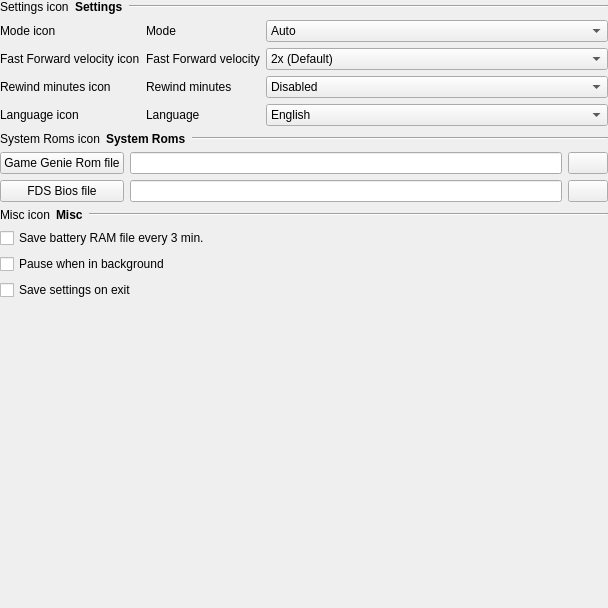
Above: src/gui/designer/wdgSettingsGeneral.ui from punesemu/puNES before the change. Below: the same form after it.
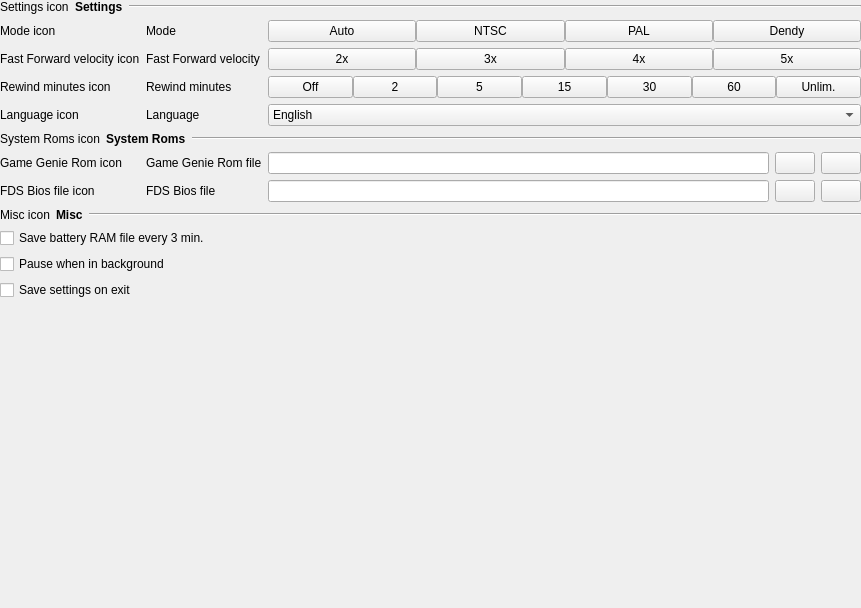
That is the form after the change. Icons and pictures are not drawn.

Commit message: Rearrange general settings and updated some icons.

```diff
--- a/src/gui/designer/wdgSettingsGeneral.ui
+++ b/src/gui/designer/wdgSettingsGeneral.ui
@@ -6,7 +6,7 @@
    <rect>
     <x>0</x>
     <y>0</y>
-    <width>608</width>
+    <width>861</width>
     <height>608</height>
    </rect>
   </property>
@@ -31,6 +31,13 @@
    </property>
    <item>
     <layout class="QGridLayout" name="gridLayout_General">
+     <item row="1" column="1">
+      <widget class="QLabel" name="label_Mode">
+       <property name="text">
+        <string>Mode</string>
+       </property>
+      </widget>
+     </item>
      <item row="5" column="0" colspan="3">
       <layout class="QHBoxLayout" name="horizontalLayout_System_Roms">
        <item>
@@ -68,6 +75,241 @@
        </item>
       </layout>
      </item>
+     <item row="4" column="0">
+      <widget class="QLabel" name="icon_Language">
+       <property name="text">
+        <string notr="true">Language icon</string>
+       </property>
+      </widget>
+     </item>
+     <item row="3" column="2">
+      <widget class="QWidget" name="widget_Rewind_minutes" native="true">
+       <layout class="QHBoxLayout" name="horizontalLayout_Rewind_minutes">
+        <property name="spacing">
+         <number>0</number>
+        </property>
+        <property name="leftMargin">
+         <number>0</number>
+        </property>
+        <property name="topMargin">
+         <number>0</number>
+        </property>
+        <property name="rightMargin">
+         <number>0</number>
+        </property>
+        <property name="bottomMargin">
+         <number>0</number>
+        </property>
+        <item>
+         <widget class="QPushButton" name="pushButton_Rwn_off">
+          <property name="text">
+           <string>Off</string>
+          </property>
+          <property name="checkable">
+           <bool>true</bool>
+          </property>
+         </widget>
+        </item>
+        <item>
+         <widget class="QPushButton" name="pushButton_Rwn_2">
+          <property name="text">
+           <string>2</string>
+          </property>
+          <property name="checkable">
+           <bool>true</bool>
+          </property>
+         </widget>
+        </item>
+        <item>
+         <widget class="QPushButton" name="pushButton_Rwn_5">
+          <property name="text">
+           <string>5</string>
+          </property>
+          <property name="checkable">
+           <bool>true</bool>
+          </property>
+         </widget>
+        </item>
+        <item>
+         <widget class="QPushButton" name="pushButton_Rwn_15">
+          <property name="text">
+           <string>15</string>
+          </property>
+          <property name="checkable">
+           <bool>true</bool>
+          </property>
+         </widget>
+        </item>
+        <item>
+         <widget class="QPushButton" name="pushButton_Rwn_30">
+          <property name="text">
+           <string>30</string>
+          </property>
+          <property name="checkable">
+           <bool>true</bool>
+          </property>
+         </widget>
+        </item>
+        <item>
+         <widget class="QPushButton" name="pushButton_Rwn_60">
+          <property name="text">
+           <string>60</string>
+          </property>
+          <property name="checkable">
+           <bool>true</bool>
+          </property>
+         </widget>
+        </item>
+        <item>
+         <widget class="QPushButton" name="pushButton_Rwn_unlimited">
+          <property name="text">
+           <string>Unlim.</string>
+          </property>
+          <property name="checkable">
+           <bool>true</bool>
+          </property>
+         </widget>
+        </item>
+       </layout>
+      </widget>
+     </item>
+     <item row="9" column="0" colspan="3">
+      <widget class="QCheckBox" name="checkBox_Save_battery_every_tot">
+       <property name="text">
+        <string>Save battery RAM file every 3 min.</string>
+       </property>
+      </widget>
+     </item>
+     <item row="1" column="0">
+      <widget class="QLabel" name="icon_Mode">
+       <property name="text">
+        <string notr="true">Mode icon</string>
+       </property>
+      </widget>
+     </item>
+     <item row="3" column="1">
+      <widget class="QLabel" name="label_Rewind_minutes">
+       <property name="text">
+        <string>Rewind minutes</string>
+       </property>
+      </widget>
+     </item>
+     <item row="10" column="0" colspan="3">
+      <widget class="QCheckBox" name="checkBox_Pause_when_in_background">
+       <property name="text">
+        <string>Pause when in background</string>
+       </property>
+      </widget>
+     </item>
+     <item row="12" column="0" colspan="3">
+      <spacer name="verticalSpacer_page_General">
+       <property name="orientation">
+        <enum>Qt::Vertical</enum>
+       </property>
+       <property name="sizeHint" stdset="0">
+        <size>
+         <width>20</width>
+         <height>42</height>
+        </size>
+       </property>
+      </spacer>
+     </item>
+     <item row="2" column="0">
+      <widget class="QLabel" name="icon_Fast_Forward_velocity">
+       <property name="text">
+        <string notr="true">Fast Forward velocity icon</string>
+       </property>
+      </widget>
+     </item>
+     <item row="1" column="2">
+      <widget class="QWidget" name="widget_Mode" native="true">
+       <layout class="QHBoxLayout" name="horizontalLayout_Mode">
+        <property name="spacing">
+         <number>0</number>
+        </property>
+        <property name="leftMargin">
+         <number>0</number>
+        </property>
+        <property name="topMargin">
+         <number>0</number>
+        </property>
+        <property name="rightMargin">
+         <number>0</number>
+        </property>
+        <property name="bottomMargin">
+         <number>0</number>
+        </property>
+        <item>
+         <widget class="QPushButton" name="pushButton_Mode_Auto">
+          <property name="text">
+           <string>Auto</string>
+          </property>
+          <property name="checkable">
+           <bool>true</bool>
+          </property>
+         </widget>
+        </item>
+        <item>
+         <widget class="QPushButton" name="pushButton_Mode_NTSC">
+          <property name="text">
+           <string>NTSC</string>
+          </property>
+          <property name="checkable">
+           <bool>true</bool>
+          </property>
+         </widget>
+        </item>
+        <item>
+         <widget class="QPushButton" name="pushButton_Mode_PAL">
+          <property name="text">
+           <string>PAL</string>
+          </property>
+          <property name="checkable">
+           <bool>true</bool>
+          </property>
+         </widget>
+        </item>
+        <item>
+         <widget class="QPushButton" name="pushButton_Mode_Dendy">
+          <property name="text">
+           <string>Dendy</string>
+          </property>
+          <property name="checkable">
+           <bool>true</bool>
+          </property>
+         </widget>
+        </item>
+       </layout>
+      </widget>
+     </item>
+     <item row="4" column="1">
+      <widget class="QLabel" name="label_Language">
+       <property name="text">
+        <string>Language</string>
+       </property>
+      </widget>
+     </item>
+     <item row="3" column="0">
+      <widget class="QLabel" name="icon_Rewind_minutes">
+       <property name="text">
+        <string notr="true">Rewind minutes icon</string>
+       </property>
+      </widget>
+     </item>
+     <item row="2" column="1">
+      <widget class="QLabel" name="label_Fast_Forward_velocity">
+       <property name="text">
+        <string>Fast Forward velocity</string>
+       </property>
+      </widget>
+     </item>
+     <item row="6" column="0">
+      <widget class="QLabel" name="icon_Game_Genie_rom_file">
+       <property name="text">
+        <string notr="true">Game Genie Rom icon</string>
+       </property>
+      </widget>
+     </item>
      <item row="4" column="2">
       <widget class="QComboBox" name="comboBox_Language">
        <property name="sizePolicy">
@@ -141,34 +383,22 @@
        </item>
       </widget>
      </item>
-     <item row="6" column="0" colspan="3">
-      <layout class="QGridLayout" name="gridLayout">
-       <item row="0" column="1">
-        <layout class="QHBoxLayout" name="horizontalLayout_Game_Genie_rom_file">
-         <item>
-          <widget class="QLineEdit" name="lineEdit_Game_Genie_rom_file">
-           <property name="focusPolicy">
-            <enum>Qt::NoFocus</enum>
-           </property>
-           <property name="readOnly">
-            <bool>true</bool>
-           </property>
-          </widget>
-         </item>
-         <item>
-          <widget class="QPushButton" name="pushButton_Game_Genie_rom_file_clear">
-           <property name="icon">
-            <iconset resource="resources.qrc">
-             <normaloff>:/icon/icons/trash.svg</normaloff>:/icon/icons/trash.svg</iconset>
-           </property>
-          </widget>
-         </item>
-        </layout>
+     <item row="6" column="2">
+      <layout class="QHBoxLayout" name="horizontalLayout_Game_Genie_rom_file">
+       <item>
+        <widget class="QLineEdit" name="lineEdit_Game_Genie_rom_file">
+         <property name="focusPolicy">
+          <enum>Qt::NoFocus</enum>
+         </property>
+         <property name="readOnly">
+          <bool>true</bool>
+         </property>
+        </widget>
        </item>
-       <item row="0" column="0">
+       <item>
         <widget class="QPushButton" name="pushButton_Game_Genie_rom_file">
          <property name="text">
-          <string>Game Genie Rom file</string>
+          <string notr="true"/>
          </property>
          <property name="icon">
           <iconset resource="resources.qrc">
@@ -176,133 +406,27 @@
          </property>
         </widget>
        </item>
-       <item row="1" column="0">
-        <widget class="QPushButton" name="pushButton_FDS_Bios">
-         <property name="text">
-          <string>FDS Bios file</string>
-         </property>
+       <item>
+        <widget class="QPushButton" name="pushButton_Game_Genie_rom_file_clear">
          <property name="icon">
           <iconset resource="resources.qrc">
-           <normaloff>:/icon/icons/load.svg</normaloff>:/icon/icons/load.svg</iconset>
+           <normaloff>:/icon/icons/trash.svg</normaloff>:/icon/icons/trash.svg</iconset>
          </property>
         </widget>
        </item>
-       <item row="1" column="1">
-        <layout class="QHBoxLayout" name="horizontalLayout_FDS_Bios">
-         <item>
-          <widget class="QLineEdit" name="lineEdit_FDS_Bios">
-           <property name="focusPolicy">
-            <enum>Qt::NoFocus</enum>
-           </property>
-           <property name="readOnly">
-            <bool>true</bool>
-           </property>
-          </widget>
-         </item>
-         <item>
-          <widget class="QPushButton" name="pushButton_FDS_Bios_clear">
-           <property name="icon">
-            <iconset resource="resources.qrc">
-             <normaloff>:/icon/icons/trash.svg</normaloff>:/icon/icons/trash.svg</iconset>
-           </property>
-          </widget>
-         </item>
-        </layout>
-       </item>
       </layout>
      </item>
-     <item row="1" column="1">
-      <widget class="QLabel" name="label_Mode">
+     <item row="11" column="0" colspan="3">
+      <widget class="QCheckBox" name="checkBox_Save_settings_on_exit">
        <property name="text">
-        <string>Mode</string>
+        <string>Save settings on exit</string>
        </property>
       </widget>
      </item>
-     <item row="2" column="2">
-      <widget class="QComboBox" name="comboBox_Fast_Forward_velocity">
-       <property name="sizePolicy">
-        <sizepolicy hsizetype="Expanding" vsizetype="Fixed">
-         <horstretch>0</horstretch>
-         <verstretch>0</verstretch>
-        </sizepolicy>
-       </property>
-       <item>
-        <property name="text">
-         <string>2x (Default)</string>
-        </property>
-       </item>
-       <item>
-        <property name="text">
-         <string>3x</string>
-        </property>
-       </item>
-       <item>
-        <property name="text">
-         <string>4x</string>
-        </property>
-       </item>
-       <item>
-        <property name="text">
-         <string>5x</string>
-        </property>
-       </item>
-      </widget>
-     </item>
-     <item row="7" column="0" colspan="3">
-      <layout class="QHBoxLayout" name="horizontalLayout_General_misc">
-       <item>
-        <widget class="QLabel" name="icon_General_misc">
-         <property name="text">
-          <string notr="true">Misc icon</string>
-         </property>
-        </widget>
-       </item>
-       <item>
-        <widget class="QLabel" name="label_General_misc">
-         <property name="font">
-          <font>
-           <weight>75</weight>
-           <bold>true</bold>
-          </font>
-         </property>
-         <property name="text">
-          <string>Misc</string>
-         </property>
-        </widget>
-       </item>
-       <item>
-        <widget class="Line" name="line_General_misc">
-         <property name="sizePolicy">
-          <sizepolicy hsizetype="Expanding" vsizetype="Fixed">
-           <horstretch>0</horstretch>
-           <verstretch>0</verstretch>
-          </sizepolicy>
-         </property>
-         <property name="orientation">
-          <enum>Qt::Horizontal</enum>
-         </property>
-        </widget>
-       </item>
-      </layout>
-     </item>
-     <item row="9" column="0" colspan="3">
-      <widget class="QCheckBox" name="checkBox_Pause_when_in_background">
+     <item row="6" column="1">
+      <widget class="QLabel" name="label_Game_Genie_rom_file">
        <property name="text">
-        <string>Pause when in background</string>
-       </property>
-      </widget>
-     </item>
-     <item row="1" column="0">
-      <widget class="QLabel" name="icon_Mode">
-       <property name="text">
-        <string notr="true">Mode icon</string>
-       </property>
-      </widget>
-     </item>
-     <item row="4" column="0">
-      <widget class="QLabel" name="icon_Language">
-       <property name="text">
-        <string notr="true">Language icon</string>
+        <string>Game Genie Rom file</string>
        </property>
       </widget>
      </item>
@@ -343,142 +467,150 @@
        </item>
       </layout>
      </item>
-     <item row="1" column="2">
-      <widget class="QComboBox" name="comboBox_Mode">
-       <property name="sizePolicy">
-        <sizepolicy hsizetype="Expanding" vsizetype="Fixed">
-         <horstretch>0</horstretch>
-         <verstretch>0</verstretch>
-        </sizepolicy>
-       </property>
-       <item>
-        <property name="text">
-         <string>Auto</string>
-        </property>
-       </item>
-       <item>
-        <property name="text">
-         <string>NTSC</string>
-        </property>
-       </item>
-       <item>
-        <property name="text">
-         <string>PAL</string>
-        </property>
-       </item>
-       <item>
-        <property name="text">
-         <string>Dendy</string>
-        </property>
-       </item>
-      </widget>
-     </item>
-     <item row="10" column="0" colspan="3">
-      <widget class="QCheckBox" name="checkBox_Save_settings_on_exit">
-       <property name="text">
-        <string>Save settings on exit</string>
-       </property>
-      </widget>
-     </item>
-     <item row="4" column="1">
-      <widget class="QLabel" name="label_Language">
-       <property name="text">
-        <string>Language</string>
-       </property>
-      </widget>
-     </item>
-     <item row="11" column="0" colspan="3">
-      <spacer name="verticalSpacer_page_General">
-       <property name="orientation">
-        <enum>Qt::Vertical</enum>
-       </property>
-       <property name="sizeHint" stdset="0">
-        <size>
-         <width>20</width>
-         <height>42</height>
-        </size>
-       </property>
-      </spacer>
-     </item>
-     <item row="2" column="1">
-      <widget class="QLabel" name="label_Fast_Forward_velocity">
-       <property name="text">
-        <string>Fast Forward velocity</string>
-       </property>
-      </widget>
-     </item>
      <item row="8" column="0" colspan="3">
-      <widget class="QCheckBox" name="checkBox_Save_battery_every_tot">
-       <property name="text">
-        <string>Save battery RAM file every 3 min.</string>
-       </property>
-      </widget>
+      <layout class="QHBoxLayout" name="horizontalLayout_General_misc">
+       <item>
+        <widget class="QLabel" name="icon_General_misc">
+         <property name="text">
+          <string notr="true">Misc icon</string>
+         </property>
+        </widget>
+       </item>
+       <item>
+        <widget class="QLabel" name="label_General_misc">
+         <property name="font">
+          <font>
+           <weight>75</weight>
+           <bold>true</bold>
+          </font>
+         </property>
+         <property name="text">
+          <string>Misc</string>
+         </property>
+        </widget>
+       </item>
+       <item>
+        <widget class="Line" name="line_General_misc">
+         <property name="sizePolicy">
+          <sizepolicy hsizetype="Expanding" vsizetype="Fixed">
+           <horstretch>0</horstretch>
+           <verstretch>0</verstretch>
+          </sizepolicy>
+         </property>
+         <property name="orientation">
+          <enum>Qt::Horizontal</enum>
+         </property>
+        </widget>
+       </item>
+      </layout>
      </item>
-     <item row="2" column="0">
-      <widget class="QLabel" name="icon_Fast_Forward_velocity">
-       <property name="text">
-        <string notr="true">Fast Forward velocity icon</string>
-       </property>
+     <item row="2" column="2">
+      <widget class="QWidget" name="widget_Fast_Forward_velocity" native="true">
+       <layout class="QHBoxLayout" name="horizontalLayout_Fast_Forward_velocity">
+        <property name="spacing">
+         <number>0</number>
+        </property>
+        <property name="leftMargin">
+         <number>0</number>
+        </property>
+        <property name="topMargin">
+         <number>0</number>
+        </property>
+        <property name="rightMargin">
+         <number>0</number>
+        </property>
+        <property name="bottomMargin">
+         <number>0</number>
+        </property>
+        <item>
+         <widget class="QPushButton" name="pushButton_FF_2x">
+          <property name="text">
+           <string>2x</string>
+          </property>
+          <property name="checkable">
+           <bool>true</bool>
+          </property>
+         </widget>
+        </item>
+        <item>
+         <widget class="QPushButton" name="pushButton_FF_3x">
+          <property name="text">
+           <string>3x</string>
+          </property>
+          <property name="checkable">
+           <bool>true</bool>
+          </property>
+         </widget>
+        </item>
+        <item>
+         <widget class="QPushButton" name="pushButton_FF_4x">
+          <property name="text">
+           <string>4x</string>
+          </property>
+          <property name="checkable">
+           <bool>true</bool>
+          </property>
+         </widget>
+        </item>
+        <item>
+         <widget class="QPushButton" name="pushButton_FF_5x">
+          <property name="text">
+           <string>5x</string>
+          </property>
+          <property name="checkable">
+           <bool>true</bool>
+          </property>
+         </widget>
+        </item>
+       </layout>
       </widget>
      </item>
-     <item row="3" column="0">
-      <widget class="QLabel" name="icon_Rewind_minutes">
+     <item row="7" column="0">
+      <widget class="QLabel" name="icon_FDS_Bios">
        <property name="text">
-        <string notr="true">Rewind minutes icon</string>
+        <string notr="true">FDS Bios file icon</string>
        </property>
       </widget>
      </item>
-     <item row="3" column="1">
-      <widget class="QLabel" name="label_Rewind_minutes">
+     <item row="7" column="1">
+      <widget class="QLabel" name="label_FDS_Bios">
        <property name="text">
-        <string>Rewind minutes</string>
+        <string>FDS Bios file</string>
        </property>
       </widget>
      </item>
-     <item row="3" column="2">
-      <widget class="QComboBox" name="comboBox_Rewind_minutes">
-       <property name="sizePolicy">
-        <sizepolicy hsizetype="Expanding" vsizetype="Fixed">
-         <horstretch>0</horstretch>
-         <verstretch>0</verstretch>
-        </sizepolicy>
-       </property>
+     <item row="7" column="2">
+      <layout class="QHBoxLayout" name="horizontalLayout_FDS_Bios">
        <item>
-        <property name="text">
-         <string>Disabled</string>
-        </property>
+        <widget class="QLineEdit" name="lineEdit_FDS_Bios">
+         <property name="focusPolicy">
+          <enum>Qt::NoFocus</enum>
+         </property>
+         <property name="readOnly">
+          <bool>true</bool>
+         </property>
+        </widget>
        </item>
        <item>
-        <property name="text">
-         <string>2 minutes</string>
-        </property>
+        <widget class="QPushButton" name="pushButton_FDS_Bios">
+         <property name="text">
+          <string notr="true"/>
+         </property>
+         <property name="icon">
+          <iconset resource="resources.qrc">
+           <normaloff>:/icon/icons/load.svg</normaloff>:/icon/icons/load.svg</iconset>
+         </property>
+        </widget>
        </item>
        <item>
-        <property name="text">
-         <string>5 minutes</string>
-        </property>
+        <widget class="QPushButton" name="pushButton_FDS_Bios_clear">
+         <property name="icon">
+          <iconset resource="resources.qrc">
+           <normaloff>:/icon/icons/trash.svg</normaloff>:/icon/icons/trash.svg</iconset>
+         </property>
+        </widget>
        </item>
-       <item>
-        <property name="text">
-         <string>15 minutes (Default)</string>
-        </property>
-       </item>
-       <item>
-        <property name="text">
-         <string>30 minutes</string>
-        </property>
-       </item>
-       <item>
-        <property name="text">
-         <string>60 minutes</string>
-        </property>
-       </item>
-       <item>
-        <property name="text">
-         <string>Unlimited</string>
-        </property>
-       </item>
-      </widget>
+      </layout>
      </item>
     </layout>
    </item>
```
Left out of the diff: 18 changed lines with no effect on the pictures. The commit also changes 25 other files.
